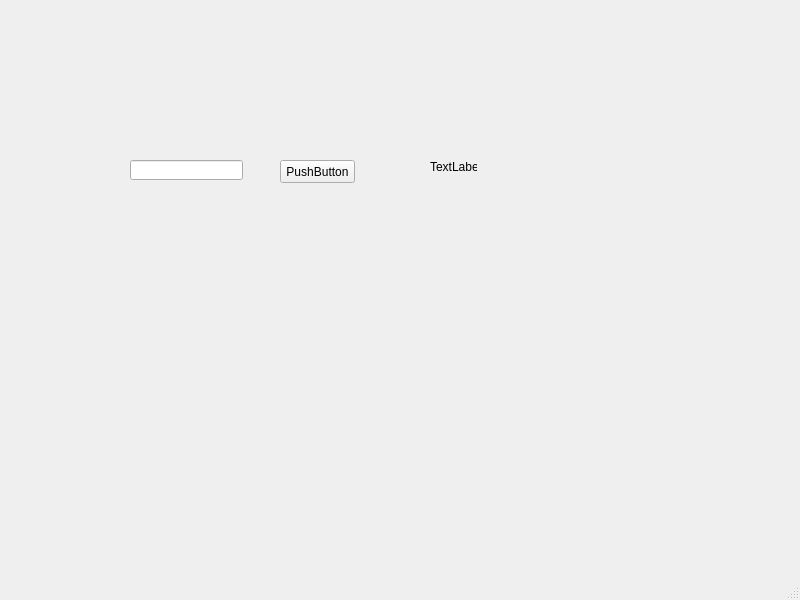
Qt form mainwindow.ui (AndreyShi/udp_test) before a commit.
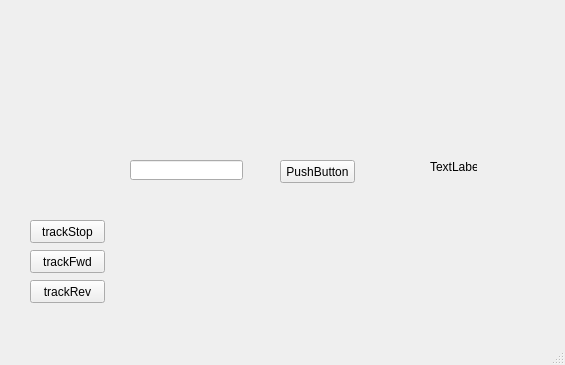
The same form after that commit.

Commit message: add new button, class track

```diff
--- a/mainwindow.ui
+++ b/mainwindow.ui
@@ -6,8 +6,8 @@
    <rect>
     <x>0</x>
     <y>0</y>
-    <width>800</width>
-    <height>600</height>
+    <width>565</width>
+    <height>365</height>
    </rect>
   </property>
   <property name="windowTitle">
@@ -50,6 +50,45 @@
      <string>TextLabel</string>
     </property>
    </widget>
+   <widget class="QPushButton" name="pushButton_trackStop">
+    <property name="geometry">
+     <rect>
+      <x>30</x>
+      <y>220</y>
+      <width>75</width>
+      <height>23</height>
+     </rect>
+    </property>
+    <property name="text">
+     <string>trackStop</string>
+    </property>
+   </widget>
+   <widget class="QPushButton" name="pushButton_trackFwd">
+    <property name="geometry">
+     <rect>
+      <x>30</x>
+      <y>250</y>
+      <width>75</width>
+      <height>23</height>
+     </rect>
+    </property>
+    <property name="text">
+     <string>trackFwd</string>
+    </property>
+   </widget>
+   <widget class="QPushButton" name="pushButton_trackRev">
+    <property name="geometry">
+     <rect>
+      <x>30</x>
+      <y>280</y>
+      <width>75</width>
+      <height>23</height>
+     </rect>
+    </property>
+    <property name="text">
+     <string>trackRev</string>
+    </property>
+   </widget>
   </widget>
   <widget class="QMenuBar" name="menubar">
    <property name="geometry">
```
Left out of the diff: 4 changed lines with no effect on the pictures. The commit also changes 4 other files.
